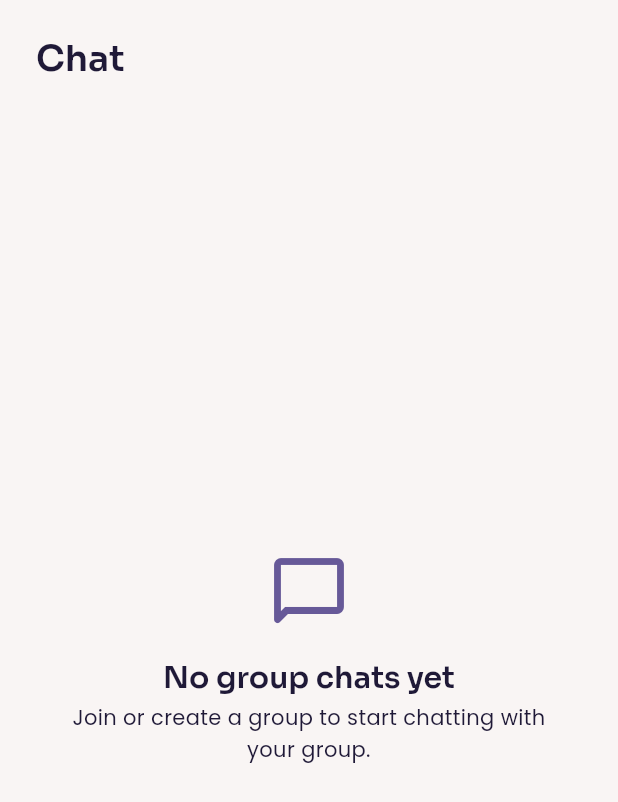
After one commit to Iqra-Ilyas094093/kinring, a Flutter app: the ChatListScreen screen opened directly, on a phone screen of 412 x 824 dp. The commit adds this screen. Shown: the top 802 px of the screen. Run offline on Flutter 3.47's test engine with Material 3 defaults, Android fonts, the phone set to English and light mode, and no system bars; our stand-ins replace audioplayers, cloud_firestore, firebase_auth, firebase_core, firebase_messaging, flutter_local_notifications and 7 more; missing offline and left inert: android_alarm_manager_plus, mobile_scanner; accounts and stored records are empty.

Commit message:
chat system added

```diff
--- a/lib/app/app.dart
+++ b/lib/app/app.dart
@@ -5,6 +5,7 @@ import '../core/theme/app_theme.dart';
 import '../main.dart' show navigatorKey;
 import '../ui/auth/auth_gate.dart';
 import '../viewmodels/auth_viewmodel.dart';
+import '../viewmodels/chat_viewmodel.dart';
 import '../viewmodels/events_viewmodel.dart';
 import '../viewmodels/groups_viewmodel.dart';
 import '../viewmodels/notifications_viewmodel.dart';
@@ -13,8 +14,8 @@ import '../viewmodels/notifications_viewmodel.dart';
 /// the only place `theme:` is set — every screen inherits it via
 /// `Theme.of(context)`, never by building its own `ThemeData`.
 ///
-/// [AuthViewModel], [GroupsViewModel], [EventsViewModel], and
-/// [NotificationsViewModel] are each
+/// [AuthViewModel], [GroupsViewModel], [EventsViewModel],
+/// [NotificationsViewModel], and [ChatViewModel] are each
 /// provided once, here, at the app root — every screen shares the exact
 /// same instance (and therefore the same in-flight loading/error state
 /// and the same Firestore streams), same pattern as `AuthViewModel`
@@ -32,6 +33,7 @@ class KinRingApp extends StatelessWidget {
         ChangeNotifierProvider(create: (_) => GroupsViewModel()),
         ChangeNotifierProvider(create: (_) => EventsViewModel()),
         ChangeNotifierProvider(create: (_) => NotificationsViewModel()),
+        ChangeNotifierProvider(create: (_) => ChatViewModel()),
       ],
       child: MaterialApp(
         title: 'KinRing',
--- /dev/null
+++ b/lib/models/chat_message_model.dart
@@ -0,0 +1,47 @@
+import 'package:cloud_firestore/cloud_firestore.dart';
+
+/// `groups/{groupId}/messages/{messageId}` — product doc Part 15.2.
+///
+/// Text-only by design (Part 15.1) — deliberately no attachment/media
+/// fields, no edited/deleted flags, no reactions. `senderDisplayName`/
+/// `senderPhotoUrl` are denormalized at send time, same pattern already
+/// used for `GroupMemberModel` (Part 11.1), so the message list never
+/// needs a per-message `users/{uid}` read.
+class ChatMessageModel {
+  ChatMessageModel({
+    required this.id,
+    required this.senderUid,
+    required this.text,
+    this.senderDisplayName,
+    this.senderPhotoUrl,
+    this.sentAt,
+  });
+
+  final String id;
+  final String senderUid;
+  final String text;
+  final String? senderDisplayName;
+  final String? senderPhotoUrl;
+  final DateTime? sentAt;
+
+  factory ChatMessageModel.fromDoc(DocumentSnapshot<Map<String, dynamic>> doc) {
+    final data = doc.data() ?? const {};
+    final ts = data['sentAt'];
+    return ChatMessageModel(
+      id: doc.id,
+      senderUid: data['senderUid'] as String? ?? '',
+      text: data['text'] as String? ?? '',
+      senderDisplayName: data['senderDisplayName'] as String?,
+      senderPhotoUrl: data['senderPhotoUrl'] as String?,
+      sentAt: ts is Timestamp ? ts.toDate() : null,
+    );
+  }
+
+  Map<String, dynamic> toCreateMap() => {
+        'senderUid': senderUid,
+        'text': text,
+        'senderDisplayName': senderDisplayName,
+        'senderPhotoUrl': senderPhotoUrl,
+        'sentAt': FieldValue.serverTimestamp(),
+      };
+}
--- a/lib/models/group_model.dart
+++ b/lib/models/group_model.dart
@@ -9,6 +9,9 @@ class GroupModel {
     required this.createdBy,
     required this.memberIds,
     this.photoUrl,
+    this.lastMessageText,
+    this.lastMessageAt,
+    this.lastMessageSenderUid,
   });
 
   final String id;
@@ -18,10 +21,19 @@ class GroupModel {
   final String createdBy;
   final List<String> memberIds;
 
+  /// Denormalized onto the group doc by [ChatViewModel.sendMessage] —
+  /// see product doc Part 15.2 — so the Chat tab's group list can render
+  /// previews from the existing `listenGroups` query instead of reading
+  /// every group's `messages` subcollection.
+  final String? lastMessageText;
+  final DateTime? lastMessageAt;
+  final String? lastMessageSenderUid;
+
   int get memberCount => memberIds.length;
 
   factory GroupModel.fromDoc(DocumentSnapshot<Map<String, dynamic>> doc) {
     final data = doc.data() ?? const {};
+    final lastMsgTs = data['lastMessageAt'];
     return GroupModel(
       id: doc.id,
       name: data['name'] as String? ?? '',
@@ -29,6 +41,9 @@ class GroupModel {
       inviteCode: data['inviteCode'] as String? ?? '',
       createdBy: data['createdBy'] as String? ?? '',
       memberIds: List<String>.from(data['memberIds'] as List? ?? const []),
+      lastMessageText: data['lastMessageText'] as String?,
+      lastMessageAt: lastMsgTs is Timestamp ? lastMsgTs.toDate() : null,
+      lastMessageSenderUid: data['lastMessageSenderUid'] as String?,
     );
   }
 
--- /dev/null
+++ b/lib/ui/chat/chat_list_screen.dart
@@ -0,0 +1,93 @@
+import 'package:firebase_auth/firebase_auth.dart';
+import 'package:flutter/material.dart';
+import 'package:provider/provider.dart';
+
+import '../../core/theme/app_colors.dart';
+import '../../core/theme/app_spacing.dart';
+import '../../core/utils/relative_time.dart';
+import '../../models/group_model.dart';
+import '../../viewmodels/groups_viewmodel.dart';
+import '../../widgets/common/chat_preview_row.dart';
+import '../../widgets/common/empty_state.dart';
+import 'group_chat_screen.dart';
+
+/// Chat tab (product doc Part 15.1) — 4th bottom-nav tab, between Groups
+/// and Settings. Lists every group the user belongs to, same group set
+/// as the Groups tab (reuses [GroupsViewModel.listenGroups] — chat
+/// membership is exactly group membership, no separate chat-membership
+/// concept), each row showing a last-message preview.
+class ChatListScreen extends StatelessWidget {
+  const ChatListScreen({super.key});
+
+  @override
+  Widget build(BuildContext context) {
+    final textTheme = Theme.of(context).textTheme;
+    final groupsVm = context.read<GroupsViewModel>();
+    final myUid = FirebaseAuth.instance.currentUser?.uid;
+
+    return Scaffold(
+      backgroundColor: AppColors.background,
+      body: SafeArea(
+        child: Column(
+          crossAxisAlignment: CrossAxisAlignment.start,
+          children: [
+            Padding(
+              padding: const EdgeInsets.fromLTRB(AppSpacing.lg, AppSpacing.lg, AppSpacing.lg, 0),
+              child: Text('Chat', style: textTheme.headlineLarge),
+            ),
+            Expanded(
+              child: StreamBuilder<List<GroupModel>>(
+                stream: groupsVm.listenGroups(),
+                builder: (context, snapshot) {
+                  if (snapshot.connectionState == ConnectionState.waiting) {
+                    return const Center(child: CircularProgressIndicator());
+                  }
+                  final groups = snapshot.data ?? const <GroupModel>[];
+                  if (groups.isEmpty) {
+                    return const Center(
+                      child: EmptyState(
+                        icon: Icons.chat_bubble_outline_rounded,
+                        title: 'No group chats yet',
+                        subtitle: 'Join or create a group to start chatting with your group.',
+                      ),
+                    );
+                  }
+                  // Most-recently-active chat first — falls back to
+                  // list order for groups with no messages yet.
+                  final sorted = [...groups]..sort((a, b) {
+                      final at = a.lastMessageAt;
+                      final bt = b.lastMessageAt;
+                      if (at == null && bt == null) return 0;
+                      if (at == null) return 1;
+                      if (bt == null) return -1;
+                      return bt.compareTo(at);
+                    });
+                  return ListView.separated(
+                    padding: const EdgeInsets.all(AppSpacing.lg),
+                    itemCount: sorted.length,
+                    separatorBuilder: (_, __) => const Divider(color: AppColors.border, height: 1),
+                    itemBuilder: (context, i) {
+                      final group = sorted[i];
+                      return ChatPreviewRow(
+                        groupName: group.name,
+                        photoUrl: group.photoUrl,
+                        lastMessageText: group.lastMessageText,
+                        lastMessageIsMine: group.lastMessageSenderUid != null && group.lastMessageSenderUid == myUid,
+                        timeLabel: group.lastMessageAt != null ? relativeTime(group.lastMessageAt!) : null,
+                        onTap: () => Navigator.of(context).push(
+                          MaterialPageRoute(
+                            builder: (_) => GroupChatScreen(groupId: group.id, groupName: group.name, groupPhotoUrl: group.photoUrl),
+                          ),
+                        ),
+                      );
+                    },
+                  );
+                },
+              ),
+            ),
+          ],
+        ),
+      ),
+    );
+  }
+}
--- a/lib/ui/core_navigation/core_navigation_screen.dart
+++ b/lib/ui/core_navigation/core_navigation_screen.dart
@@ -1,11 +1,13 @@
 import 'package:flutter/material.dart';
 
+import '../chat/chat_list_screen.dart';
 import '../groups/groups_screen.dart';
 import '../home/home_screen.dart';
 import '../settings/settings_screen.dart';
 
-/// 3-tab bottom navigation shell per product doc 5.5: Home | Groups |
-/// Settings. Tab bodies are blank placeholders for now — this file only
+/// 4-tab bottom navigation shell per product doc 5.1: Home | Groups |
+/// Chat | Settings. (Previously 3 tabs — Chat added between Groups and
+/// Settings.) Tab bodies are blank placeholders for now — this file only
 /// owns the tab-switching structure.
 class CoreNavigationScreen extends StatefulWidget {
   const CoreNavigationScreen({super.key});
@@ -17,13 +19,14 @@ class CoreNavigationScreen extends StatefulWidget {
 class _CoreNavigationScreenState extends State<CoreNavigationScreen> {
   int _currentIndex = 0;
 
-  static const _tabs = [HomeScreen(), GroupsScreen(), SettingsScreen()];
+  static const _tabs = [HomeScreen(), GroupsScreen(), ChatListScreen(), SettingsScreen()];
 
   @override
   Widget build(BuildContext context) {
     return Scaffold(
       body: IndexedStack(index: _currentIndex, children: _tabs),
       bottomNavigationBar: BottomNavigationBar(
+        type: BottomNavigationBarType.fixed,
         currentIndex: _currentIndex,
         onTap: (index) => setState(() => _currentIndex = index),
         items: const [
@@ -38,6 +41,11 @@ class _CoreNavigationScreenState extends State<CoreNavigationScreen> {
             label: 'Groups',
           ),
           BottomNavigationBarItem(
+            icon: Icon(Icons.chat_bubble_outline_rounded),
+            activeIcon: Icon(Icons.chat_bubble_rounded),
+            label: 'Chat',
+          ),
+          BottomNavigationBarItem(
             icon: Icon(Icons.settings_outlined),
             activeIcon: Icon(Icons.settings),
             label: 'Settings',
```
Also changed, not shown: lib/core/utils/relative_time.dart (added, +11 -0 lines), lib/ui/chat/group_chat_screen.dart (added, +149 -0 lines), lib/viewmodels/chat_viewmodel.dart (added, +82 -0 lines), lib/widgets/common/chat_bubble.dart (added, +73 -0 lines), lib/widgets/common/chat_preview_row.dart (added, +68 -0 lines), 2 other files.
